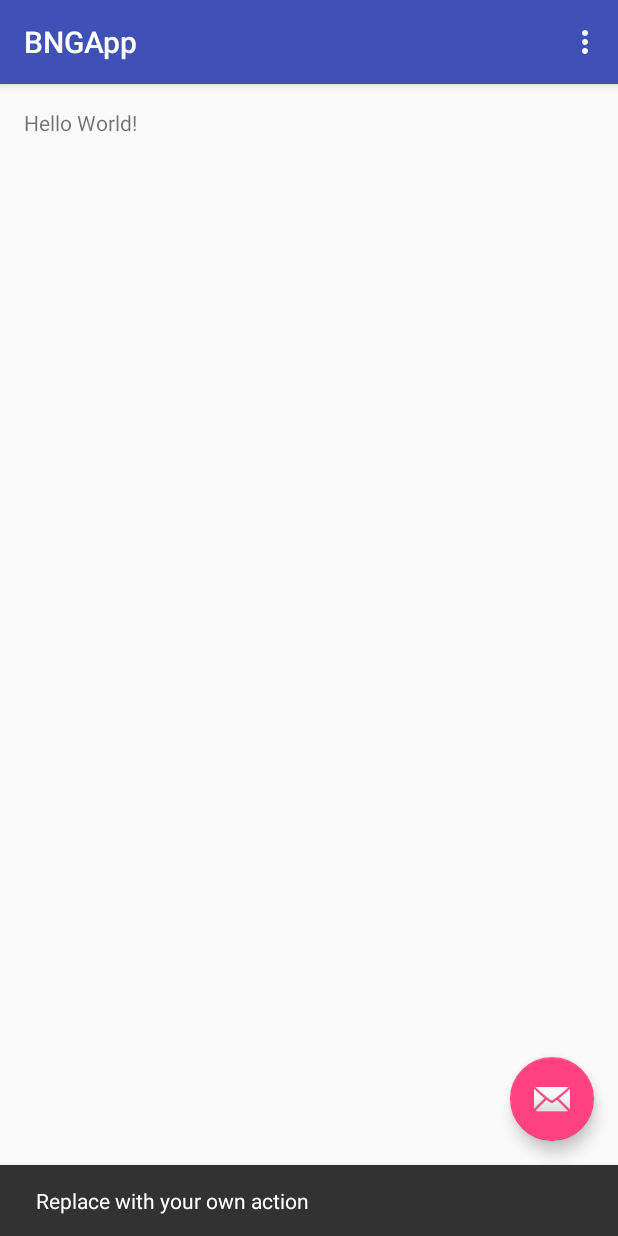
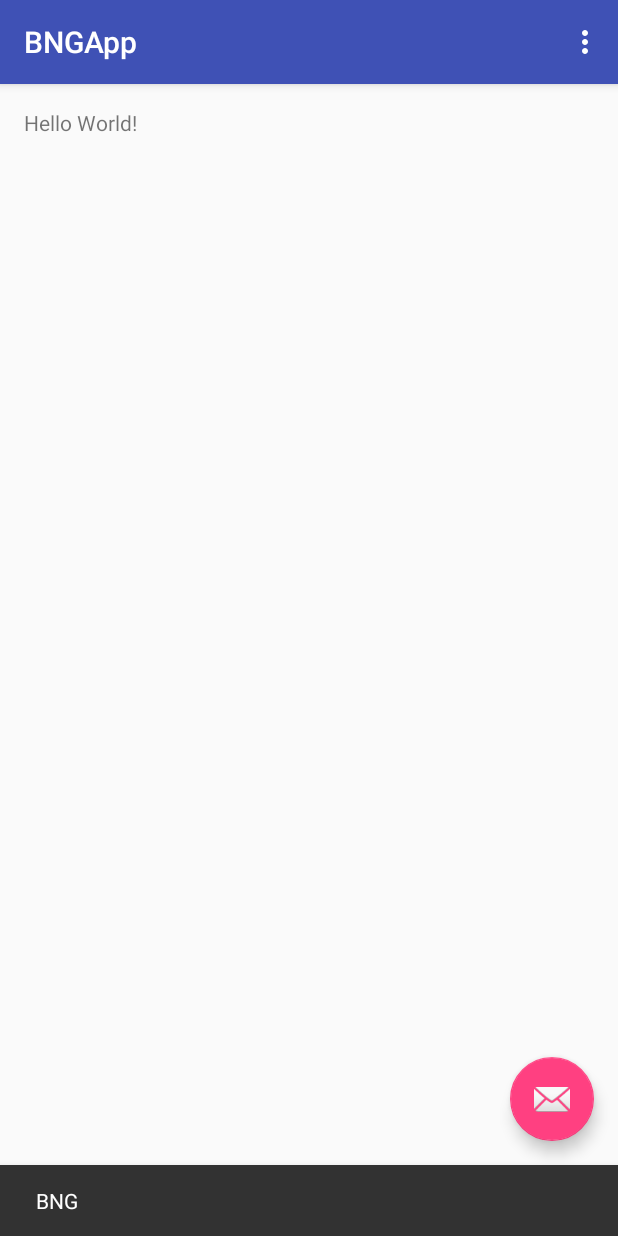
Before and after one commit to rsorotzkin/BNGApp, an Android app: the screen it shows after launch (MainActivity), after a tap on an icon or button, on a phone screen of 412 x 824 dp. Run offline under Robolectric (Android 15) with nearby library versions, the phone set to English and light mode, and no system bars.

Commit message:
test commit

```diff
--- a/app/src/main/java/com/example/home/bngapp/MainActivity.java
+++ b/app/src/main/java/com/example/home/bngapp/MainActivity.java
@@ -22,7 +22,7 @@ public class MainActivity extends AppCompatActivity {
         fab.setOnClickListener(new View.OnClickListener() {
             @Override
             public void onClick(View view) {
-                Snackbar.make(view, "Replace with your own action", Snackbar.LENGTH_LONG)
+                Snackbar.make(view, "BNG", Snackbar.LENGTH_LONG)
                         .setAction("Action", null).show();
             }
         });
```
